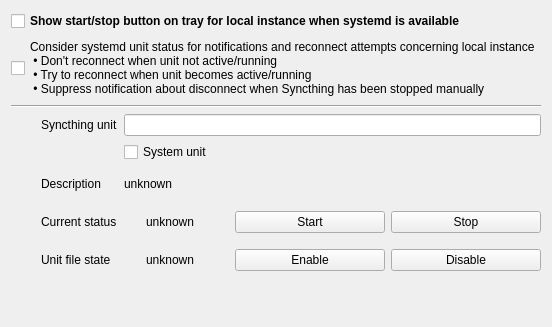
The window that syncthingwidgets/settings/systemdoptionpage.ui (Martchus/syncthingtray) describes before a commit, drawn with Qt 5.
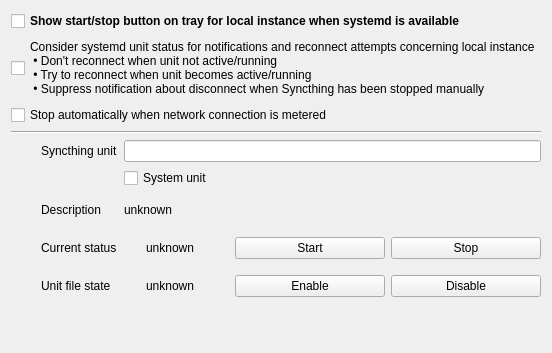
The same window after the commit. Icons and pictures are not drawn. Custom widgets are drawn as their Qt base class.

Commit message:
Allow stopping the systemd service automatically on metered connections
This is the same as the feature already present in the launcher and
connection settings. Not sure how much sense it makes for systemd services
as they run rather independently from the UI but maybe it is useful.

The edit to the form file:
```diff
--- a/syncthingwidgets/settings/systemdoptionpage.ui
+++ b/syncthingwidgets/settings/systemdoptionpage.ui
@@ -32,6 +32,13 @@
      </property>
     </widget>
    </item>
+   <item>
+    <widget class="QCheckBox" name="stopOnMeteredCheckBox">
+     <property name="text">
+      <string>Stop automatically when network connection is metered</string>
+     </property>
+    </widget>
+   </item>
    <item>
     <widget class="Line" name="line">
      <property name="orientation">
```
The commit also changes 10 other files.
